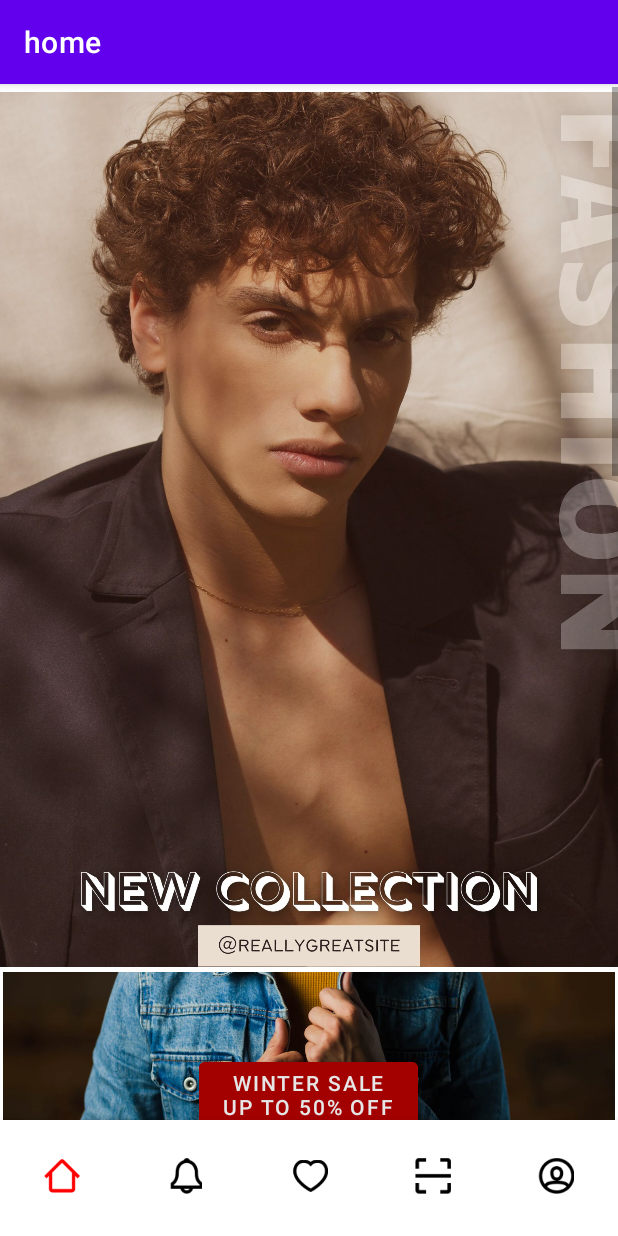
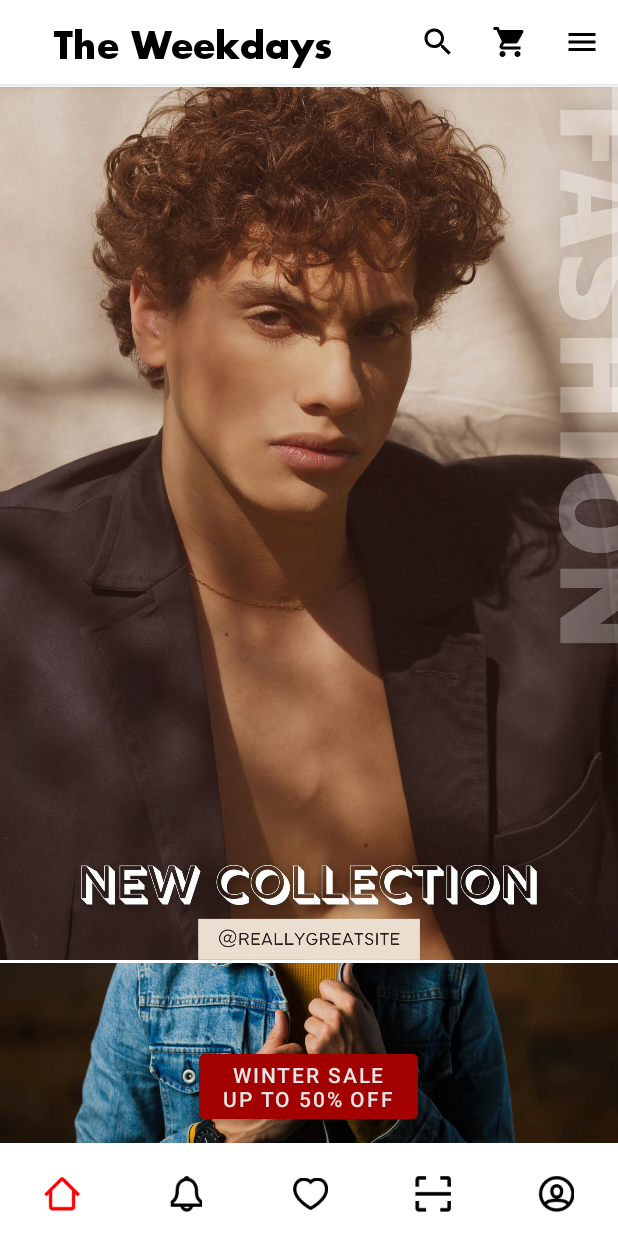
Before and after one commit to thanhENC/m-commerce-hk5, an Android app: the TrangChu screen opened directly, with no data from a screen before it, on a phone screen of 412 x 824 dp. Run offline under Robolectric (Android 15) with nearby library versions, the phone set to English and light mode, and no system bars.

Commit message:
Action bar demo + điều chỉnh giao diện trang chủ

```diff
--- a/home/app/src/main/java/com/k20411group03/home/TrangChu.java
+++ b/home/app/src/main/java/com/k20411group03/home/TrangChu.java
@@ -1,6 +1,7 @@
 package com.k20411group03.home;
 
 import androidx.annotation.NonNull;
+import androidx.appcompat.app.ActionBar;
 import androidx.appcompat.app.AppCompatActivity;
 import androidx.recyclerview.widget.RecyclerView;
 import androidx.viewpager2.widget.ViewPager2;
@@ -12,11 +13,16 @@ import android.graphics.drawable.Drawable;
 import android.os.Bundle;
 import android.os.Handler;
 import android.os.Looper;
+import android.text.Spannable;
+import android.text.SpannableString;
+import android.text.style.TypefaceSpan;
+import android.view.Menu;
 import android.view.MenuItem;
 import android.view.View;
 import android.widget.AdapterView;
 import android.widget.GridView;
 import android.widget.Switch;
+import androidx.appcompat.widget.Toolbar;
 
 import com.google.android.material.bottomnavigation.BottomNavigationView;
 import com.google.android.material.navigation.NavigationBarView;
@@ -46,6 +52,14 @@ public class TrangChu extends AppCompatActivity {
     protected void onCreate(Bundle savedInstanceState) {
         super.onCreate(savedInstanceState);
         setContentView(R.layout.activity_trang_chu);
+
+        //Custom action bar
+        ActionBar actionBar = getSupportActionBar();
+        actionBar.setDisplayOptions(ActionBar.DISPLAY_SHOW_CUSTOM);
+        actionBar.setDisplayShowCustomEnabled(true);
+        actionBar.setCustomView(R.layout.custom_action_bar);
+        actionBar.setDisplayUseLogoEnabled(true);
+        actionBar.setDisplayShowHomeEnabled(true);
 
         //Set up Flash sale recyclerview
         rcvFlashsale = findViewById(R.id.rcv_Flashsale);
@@ -88,14 +102,40 @@ public class TrangChu extends AppCompatActivity {
         BannerAdapter bannerAdapter =(BannerAdapter) new BannerAdapter(bannerList);
         viewPager.setAdapter(bannerAdapter);
 
-
-
-
         autoSlide();
         addEvents();
 
     }
 
+    @Override
+    public boolean onCreateOptionsMenu(Menu menu) {
+
+        getMenuInflater().inflate(R.menu.main, menu);
+        return super.onCreateOptionsMenu(menu);
+    }
+
+    //Sự kiện action bar
+    @Override
+    public boolean onOptionsItemSelected(@NonNull MenuItem item) {
+        switch (item.getItemId()) {
+            case R.id.action_search:
+                Intent intentSearch = new Intent(TrangChu.this, ActivitySearch.class);
+                startActivity(intentSearch);
+                break;
+            case R.id.action_cart:
+                Intent intentCart = new Intent(TrangChu.this, MainActivity.class);
+                startActivity(intentCart);
+                break;
+            case R.id.action_menu:
+                Intent intentMenu = new Intent(TrangChu.this, MainMenu.class);
+                startActivity(intentMenu);
+                break;
+        }
+
+        return super.onOptionsItemSelected(item);
+    }
+
+    //"Ai nạp data thì sửa cái này" - said Copilot.
     private List<Item> getListSaleItem(){
         List<Item> list = new ArrayList<>();
         list.add(new Item(1,1,"Áo sơ mi ca rô xanh rêu nhạt",150,R.drawable.somi,"Áo sơ mi caro",200000,300000,33,4.5,29,new String[]{"Red","Blue"},new String[]{"M","L","XL"}));
@@ -162,6 +202,8 @@ public class TrangChu extends AppCompatActivity {
     }
 
     private void addEvents(){
+
+        //Sự kiện khi click vào navigation bar
         navigationView = findViewById(R.id.mn_home);
         navigationView.setSelectedItemId(R.id.item_home);
         navigationView.setOnItemSelectedListener(new BottomNavigationView.OnNavigationItemSelectedListener() {
@@ -199,6 +241,8 @@ public class TrangChu extends AppCompatActivity {
             }
         });
 
+
+        //Sự kiện khi click vào các item trong danh mục
         gvCategory.setOnItemClickListener(new AdapterView.OnItemClickListener() {
             @Override
             public void onItemClick(AdapterView<?> adapterView, View view, int i, long l) {
@@ -210,5 +254,16 @@ public class TrangChu extends AppCompatActivity {
             }
         });
 
+
+        //click vào viewpager chuyển sang trang bộ sưu tập (chưa xong)
+        viewPager.setOnClickListener(new View.OnClickListener() {
+            @Override
+            public void onClick(View view) {
+                Intent intent = new Intent(TrangChu.this,ProductCollection.class);
+                startActivity(intent);
+            }
+        });
     }
+
+
 }
--- /dev/null
+++ b/home/app/src/main/res/drawable/ic_baseline_menu_24.xml
@@ -0,0 +1,5 @@
+<vector android:height="24dp" android:tint="#000000"
+    android:viewportHeight="24" android:viewportWidth="24"
+    android:width="24dp" xmlns:android="http://schemas.android.com/apk/res/android">
+    <path android:fillColor="@android:color/white" android:pathData="M3,18h18v-2L3,16v2zM3,13h18v-2L3,11v2zM3,6v2h18L21,6L3,6z"/>
+</vector>
--- /dev/null
+++ b/home/app/src/main/res/drawable/ic_baseline_search_24.xml
@@ -0,0 +1,5 @@
+<vector android:height="24dp" android:tint="#000000"
+    android:viewportHeight="24" android:viewportWidth="24"
+    android:width="24dp" xmlns:android="http://schemas.android.com/apk/res/android">
+    <path android:fillColor="@android:color/white" android:pathData="M15.5,14h-0.79l-0.28,-0.27C15.41,12.59 16,11.11 16,9.5 16,5.91 13.09,3 9.5,3S3,5.91 3,9.5 5.91,16 9.5,16c1.61,0 3.09,-0.59 4.23,-1.57l0.27,0.28v0.79l5,4.99L20.49,19l-4.99,-5zM9.5,14C7.01,14 5,11.99 5,9.5S7.01,5 9.5,5 14,7.01 14,9.5 11.99,14 9.5,14z"/>
+</vector>
--- /dev/null
+++ b/home/app/src/main/res/drawable/ic_baseline_shopping_cart_2.xml
@@ -0,0 +1,5 @@
+<vector android:height="24dp" android:tint="#000000"
+    android:viewportHeight="24" android:viewportWidth="24"
+    android:width="24dp" xmlns:android="http://schemas.android.com/apk/res/android">
+    <path android:fillColor="@android:color/white" android:pathData="M7,18c-1.1,0 -1.99,0.9 -1.99,2S5.9,22 7,22s2,-0.9 2,-2 -0.9,-2 -2,-2zM1,2v2h2l3.6,7.59 -1.35,2.45c-0.16,0.28 -0.25,0.61 -0.25,0.96 0,1.1 0.9,2 2,2h12v-2L7.42,15c-0.14,0 -0.25,-0.11 -0.25,-0.25l0.03,-0.12 0.9,-1.63h7.45c0.75,0 1.41,-0.41 1.75,-1.03l3.58,-6.49c0.08,-0.14 0.12,-0.31 0.12,-0.48 0,-0.55 -0.45,-1 -1,-1L5.21,4l-0.94,-2L1,2zM17,18c-1.1,0 -1.99,0.9 -1.99,2s0.89,2 1.99,2 2,-0.9 2,-2 -0.9,-2 -2,-2z"/>
+</vector>
--- /dev/null
+++ b/home/app/src/main/res/drawable/ic_baseline_shopping_cart_24.xml
@@ -0,0 +1,5 @@
+<vector android:height="24dp" android:tint="#FFFFFF"
+    android:viewportHeight="24" android:viewportWidth="24"
+    android:width="24dp" xmlns:android="http://schemas.android.com/apk/res/android">
+    <path android:fillColor="@android:color/white" android:pathData="M7,18c-1.1,0 -1.99,0.9 -1.99,2S5.9,22 7,22s2,-0.9 2,-2 -0.9,-2 -2,-2zM1,2v2h2l3.6,7.59 -1.35,2.45c-0.16,0.28 -0.25,0.61 -0.25,0.96 0,1.1 0.9,2 2,2h12v-2L7.42,15c-0.14,0 -0.25,-0.11 -0.25,-0.25l0.03,-0.12 0.9,-1.63h7.45c0.75,0 1.41,-0.41 1.75,-1.03l3.58,-6.49c0.08,-0.14 0.12,-0.31 0.12,-0.48 0,-0.55 -0.45,-1 -1,-1L5.21,4l-0.94,-2L1,2zM17,18c-1.1,0 -1.99,0.9 -1.99,2s0.89,2 1.99,2 2,-0.9 2,-2 -0.9,-2 -2,-2z"/>
+</vector>
--- a/home/app/src/main/res/layout/activity_trang_chu.xml
+++ b/home/app/src/main/res/layout/activity_trang_chu.xml
@@ -1,15 +1,18 @@
 <?xml version="1.0" encoding="utf-8"?>
-<FrameLayout xmlns:android="http://schemas.android.com/apk/res/android"
+<LinearLayout xmlns:android="http://schemas.android.com/apk/res/android"
     xmlns:app="http://schemas.android.com/apk/res-auto"
     xmlns:tools="http://schemas.android.com/tools"
     android:layout_width="match_parent"
     android:layout_height="match_parent"
     tools:context=".TrangChu"
     android:orientation="vertical"
-    android:paddingVertical="2dp">
+    android:paddingVertical="2dp"
+    android:theme="@style/Theme.AppCompat.NoActionBar"
+    android:weightSum="10">
     <ScrollView
         android:layout_width="match_parent"
-        android:layout_height="wrap_content">
+        android:layout_height="match_parent"
+        android:layout_weight="8">
         <LinearLayout
             android:layout_width="match_parent"
             android:layout_height="wrap_content"
@@ -28,7 +31,7 @@
                     <ImageView
                         android:id="@+id/imv_SaleBanner"
                         android:layout_width="match_parent"
-                        android:layout_height="163dp"
+                        android:layout_height="165dp"
                         android:src="@drawable/bannersale"
                         android:scaleType="fitCenter"/>
                     <Button
@@ -225,7 +228,7 @@
                     <TextView
                         android:id="@+id/txt_blog"
                         android:layout_width="wrap_content"
-                        android:layout_height="wrap_content"
+                        android:layout_height="70dp"
                         android:fontFamily="@font/montserrat_bold"
                         android:text="Blog"
                         android:textSize="20sp"
@@ -247,5 +250,5 @@
         app:itemTextColor="@color/bottom_navigation_style"
         app:itemIconTint="@color/bottom_navigation_style"
         app:labelVisibilityMode="unlabeled"
-        android:layout_marginTop="5dp"/>
-</FrameLayout>
+        android:layout_weight="1"/>
+</LinearLayout>
--- /dev/null
+++ b/home/app/src/main/res/layout/custom_action_bar.xml
@@ -0,0 +1,18 @@
+<?xml version="1.0" encoding="utf-8"?>
+<LinearLayout xmlns:android="http://schemas.android.com/apk/res/android"
+    android:layout_width="match_parent"
+    android:layout_height="match_parent"
+    android:orientation="horizontal">
+
+    <TextView
+        android:layout_width="wrap_content"
+        android:layout_height="wrap_content"
+        android:text="The Weekdays"
+        android:fontFamily="@font/futura"
+        android:textSize="24sp"
+        android:layout_marginHorizontal="20dp"
+        android:layout_gravity="center"
+        android:gravity="center"
+        android:textColor="#000000"/>
+
+</LinearLayout>
--- a/home/app/src/main/res/layout/item_banner.xml
+++ b/home/app/src/main/res/layout/item_banner.xml
@@ -5,8 +5,9 @@
     <ImageView
         android:id="@+id/imv_Banner"
         android:layout_width="match_parent"
-        android:layout_height="590dp"
+        android:layout_height="582dp"
         android:scaleType="fitCenter"
         android:layout_gravity="top"
-        android:src="@drawable/banner1"/>
+        android:src="@drawable/banner1"
+        android:layout_marginBottom="2dp"/>
 </LinearLayout>
--- /dev/null
+++ b/home/app/src/main/res/menu/main.xml
@@ -0,0 +1,25 @@
+<?xml version="1.0" encoding="utf-8"?>
+<menu xmlns:app="http://schemas.android.com/apk/res-auto"
+    xmlns:android="http://schemas.android.com/apk/res/android">
+    <item
+        android:id="@+id/action_search"
+        android:icon="@drawable/ic_baseline_search_24"
+        android:title="Search"
+        android:orderInCategory="100"
+        app:showAsAction="always" />
+    <!-- cart -->
+    <item
+        android:id="@+id/action_cart"
+        android:icon="@drawable/ic_baseline_shopping_cart_2"
+        android:title="Cart"
+        android:orderInCategory="100"
+        app:showAsAction="always" />
+
+    <item
+        android:id="@+id/action_menu"
+        android:icon="@drawable/ic_baseline_menu_24"
+        android:title="Menu"
+        android:orderInCategory="100"
+        app:showAsAction="always" />
+
+</menu>
--- a/home/app/src/main/res/values/strings.xml
+++ b/home/app/src/main/res/values/strings.xml
@@ -1,5 +1,5 @@
 <resources>
-    <string name="app_name">home</string>
+    <string name="app_name">The Weekdays</string>
     <string name="txtCookies">Chúng tôi sử dụng các cookie bên thứ nhất và bên thứ ba cho các mục đích phân tích và để hiển thị quảng cáo phù hợp với sở thích của bạn, dựa trên thói quen và hồ sơ duyệt web của bạn. Để biết thêm thông tin, vui lòng tham khảo Chính sách Vẽ Cookie của chúng tôi.<a href="https://drive.google.com/file/d/1125icB8p2U5uXpejKIG1Sq32dH0YJsCx/view?usp=sharing">Chính Sách Về Cookies </a></string>
     <string name="chinhsachdoitra">Chính sách đổi trả là để đổi trả trong trường hợp đổi trả cần chính sách Chính sách đổi trả là để đổi trả trong trường hợp đổi trả cần chính sách Chính sách đổi trả là để đổi trả trong trường hợp đổi trả cần chính sách</string>
     <string name="camket"> Cam kết Cam kết Cam kết Cam kết Cam kết Cam kết Cam kết Cam kết </string>
--- a/home/app/src/main/res/values/themes.xml
+++ b/home/app/src/main/res/values/themes.xml
@@ -2,7 +2,7 @@
     <!-- Base application theme. -->
     <style name="Theme.Home" parent="Theme.MaterialComponents.DayNight.DarkActionBar">
         <!-- Primary brand color. -->
-        <item name="colorPrimary">@color/purple_500</item>
+        <item name="colorPrimary">#FFFFFF</item>
         <item name="colorPrimaryVariant">@color/purple_700</item>
         <item name="colorOnPrimary">@color/white</item>
         <!-- Secondary brand color. -->
```
Also changed, not shown: home/app/src/main/res/drawable/logo.png (added), home/app/src/main/res/font/futura.ttf (added).
